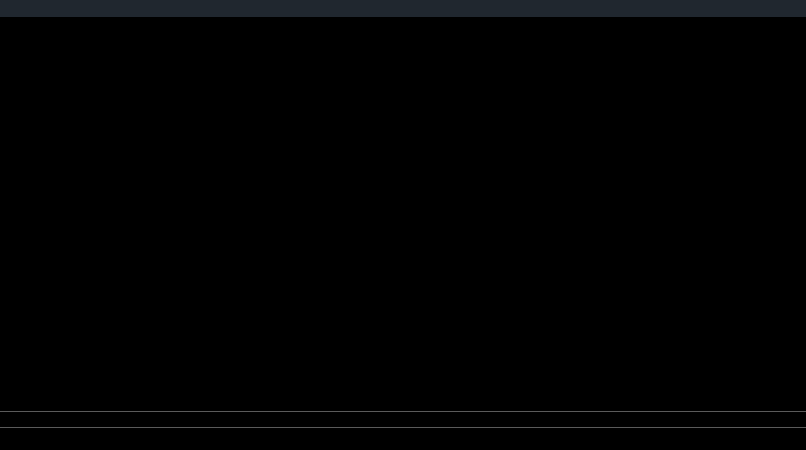
Qt form src/mainwindow.ui (achi6000/radit) before a commit.
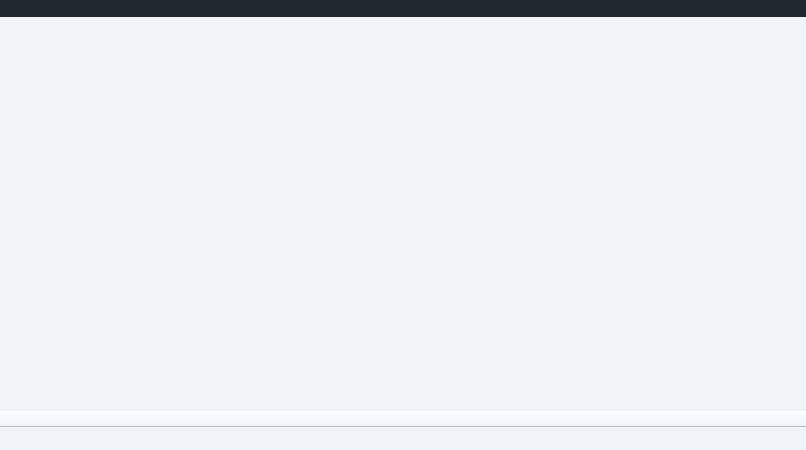
The same form after that commit. Icons and pictures are not drawn.

Commit message: Use XRadio Leo application icon and neutral base background

Patch:
```diff
--- a/src/mainwindow.ui
+++ b/src/mainwindow.ui
@@ -24,7 +24,7 @@
     <normaloff>:/general/iconos/player/ico.png</normaloff>:/general/iconos/player/ico.png</iconset>
   </property>
   <property name="styleSheet">
-   <string notr="true">background-color: rgb(0, 0, 0);
+   <string notr="true">background-color: rgb(241, 244, 247);
 </string>
   </property>
   <property name="iconSize">
```
Left out of the diff: 2 changed lines with no effect on the pictures.
